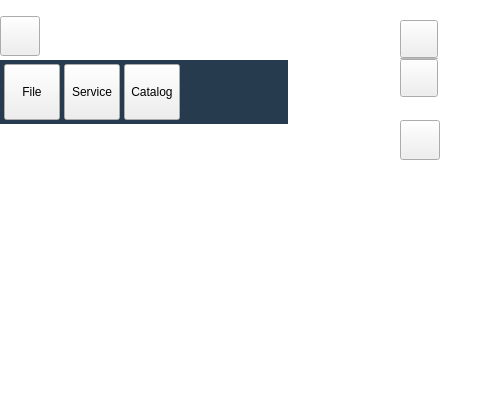
Old version of the form kadas/app/ui/kadaswindowbase.ui in the repository kadas-albireo/kadas-albireo2; both pictures show x 0 to 480 and y 0 to 409 of the 1024 by 768 pixel window.
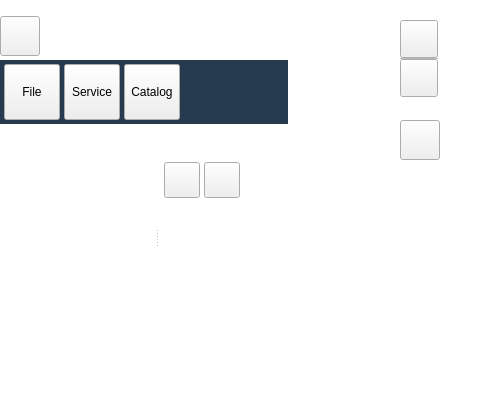
New version of the form. Icons and pictures are not drawn. Custom widgets are drawn as their Qt base class.

What changed in the file:
```diff
--- a/kadas/app/ui/kadaswindowbase.ui
+++ b/kadas/app/ui/kadaswindowbase.ui
@@ -452,11 +452,29 @@
            </widget>
         </item>
         <item row="1" column="0">
-         <widget class="QStackedWidget" name="mLayersStack">
-            <property name="currentIndex">
-             <number>0</number>
+         <widget class="QSplitter" name="mLayersSplitter">
+            <property name="sizePolicy">
+             <sizepolicy hsizetype="Expanding" vsizetype="Expanding">
+              <horstretch>0</horstretch>
+              <verstretch>0</verstretch>
+             </sizepolicy>
+            </property>
+            <property name="orientation">
+             <enum>Qt::Orientation::Horizontal</enum>
+            </property>
+            <property name="handleWidth">
+             <number>7</number>
+            </property>
+            <property name="childrenCollapsible">
+             <bool>false</bool>
             </property>
             <widget class="QWidget" name="mLayersTreePage">
+             <property name="minimumSize">
+              <size>
+               <width>120</width>
+               <height>0</height>
+              </size>
+             </property>
              <layout class="QVBoxLayout" name="mLayersTreePageLayout">
               <property name="spacing">
                <number>0</number>
@@ -510,6 +528,12 @@
            </layout>
           </widget>
             <widget class="QWidget" name="mGeodataPage">
+             <property name="minimumSize">
+              <size>
+               <width>120</width>
+               <height>0</height>
+              </size>
+             </property>
              <layout class="QVBoxLayout" name="mGeodataPageLayout">
               <property name="spacing">
                <number>0</number>
```
Left out of the diff: 2 changed lines with no effect on the pictures.
